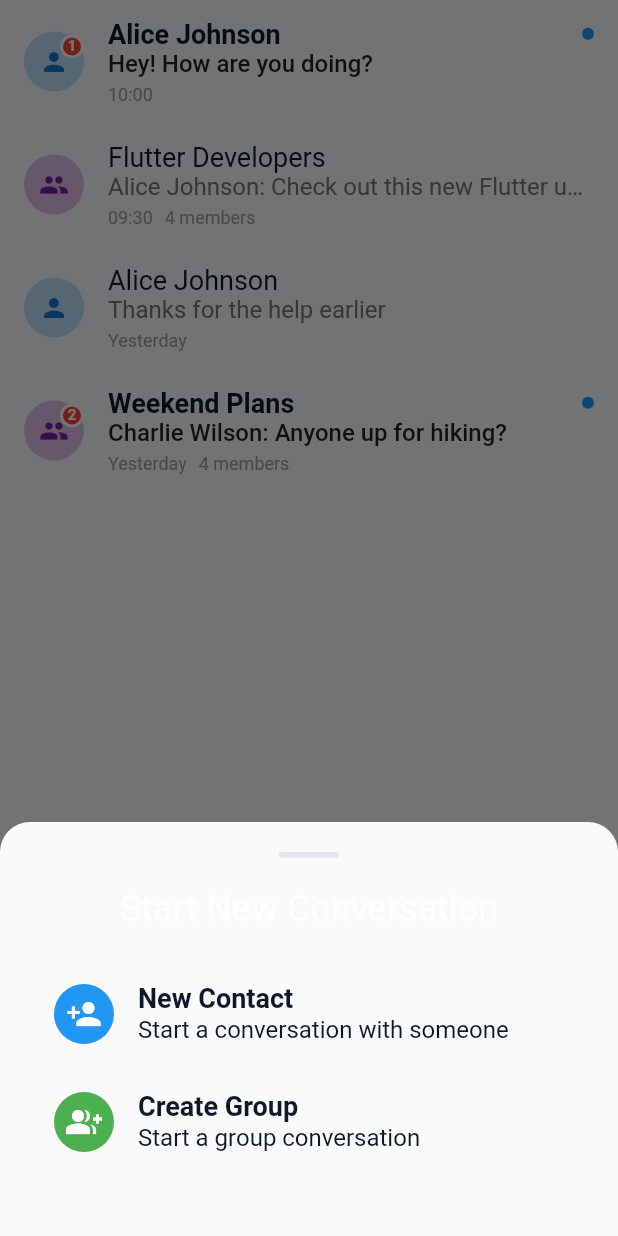
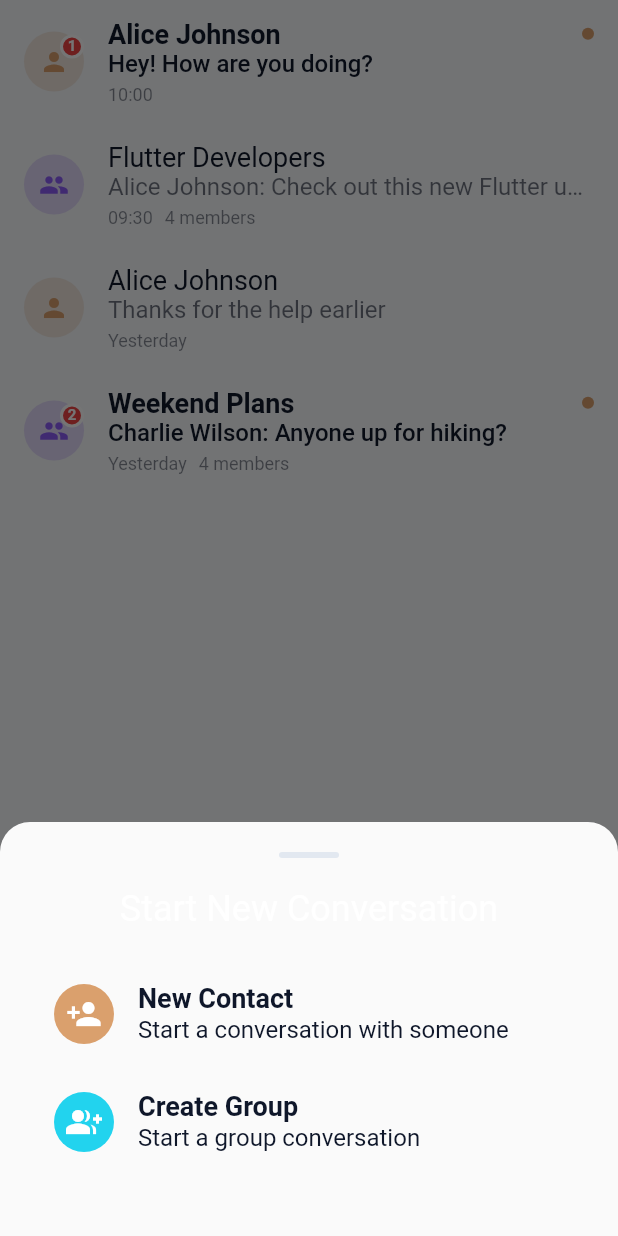
Before and after one commit to OscarIsorez/socialnet, a Flutter app: the ConversationsPage screen opened directly, after a tap on the "chat" icon, on a phone screen of 412 x 824 dp. Run offline on Flutter 3.47's test engine with Material 3 defaults, Android fonts, the phone set to English and light mode, and no system bars; our stand-ins replace cached_network_image, connectivity_plus, dartz, equatable, flutter_bloc, flutter_map and 5 more; accounts and stored records are empty.

Commit message:
feat: Update conversation UI to use Theme colors for improved consistency and accessibility

```diff
--- a/lib/presentation/widgets/messaging/conversation_avatar.dart
+++ b/lib/presentation/widgets/messaging/conversation_avatar.dart
@@ -19,8 +19,8 @@ class ConversationAvatar extends StatelessWidget {
         CircleAvatar(
           radius: size / 2,
           backgroundColor: conversation.isGroup
-              ? Colors.purple[100]
-              : Colors.blue[100],
+              ? Theme.of(context).colorScheme.tertiary.withValues(alpha: 0.2)
+              : Theme.of(context).colorScheme.primary.withValues(alpha: 0.2),
           backgroundImage: conversation.groupImageUrl != null
               ? NetworkImage(conversation.groupImageUrl!)
               : null,
@@ -28,8 +28,8 @@ class ConversationAvatar extends StatelessWidget {
               ? Icon(
                   conversation.isGroup ? Icons.group : Icons.person,
                   color: conversation.isGroup
-                      ? Colors.purple[700]
-                      : Colors.blue[700],
+                      ? Theme.of(context).colorScheme.tertiary
+                      : Theme.of(context).colorScheme.primary,
                   size: size * 0.5,
                 )
               : null,
@@ -41,17 +41,20 @@ class ConversationAvatar extends StatelessWidget {
             child: Container(
               padding: const EdgeInsets.all(2),
               decoration: BoxDecoration(
-                color: Colors.red,
+                color: Theme.of(context).colorScheme.error,
                 shape: BoxShape.circle,
-                border: Border.all(color: Colors.white, width: 2),
+                border: Border.all(
+                  color: Theme.of(context).colorScheme.surface,
+                  width: 2,
+                ),
               ),
               constraints: const BoxConstraints(minWidth: 16, minHeight: 16),
               child: Text(
                 conversation.unreadCount > 99
                     ? '99+'
                     : conversation.unreadCount.toString(),
-                style: const TextStyle(
-                  color: Colors.white,
+                style: TextStyle(
+                  color: Theme.of(context).colorScheme.onError,
                   fontSize: 10,
                   fontWeight: FontWeight.bold,
                 ),
--- a/lib/presentation/widgets/messaging/conversation_tile.dart
+++ b/lib/presentation/widgets/messaging/conversation_tile.dart
@@ -46,8 +46,8 @@ class ConversationTile extends StatelessWidget {
             Container(
               width: 8,
               height: 8,
-              decoration: const BoxDecoration(
-                color: Colors.blue,
+              decoration: BoxDecoration(
+                color: Theme.of(context).colorScheme.primary,
                 shape: BoxShape.circle,
               ),
             ),
@@ -62,8 +62,10 @@ class ConversationTile extends StatelessWidget {
             overflow: TextOverflow.ellipsis,
             style: TextStyle(
               color: conversation.unreadCount > 0
-                  ? Colors.black87
-                  : Colors.grey[600],
+                  ? Theme.of(context).colorScheme.onSurface
+                  : Theme.of(
+                      context,
+                    ).colorScheme.onSurface.withValues(alpha: 0.6),
               fontWeight: conversation.unreadCount > 0
                   ? FontWeight.w500
                   : FontWeight.normal,
@@ -74,13 +76,23 @@ class ConversationTile extends StatelessWidget {
             children: [
               Text(
                 timeText,
-                style: TextStyle(color: Colors.grey[500], fontSize: 12),
+                style: TextStyle(
+                  color: Theme.of(
+                    context,
+                  ).colorScheme.onSurface.withValues(alpha: 0.5),
+                  fontSize: 12,
+                ),
               ),
               if (conversation.isGroup) ...[
                 const SizedBox(width: 8),
                 Text(
                   '${conversation.memberCount} members',
-                  style: TextStyle(color: Colors.grey[500], fontSize: 12),
+                  style: TextStyle(
+                    color: Theme.of(
+                      context,
+                    ).colorScheme.onSurface.withValues(alpha: 0.5),
+                    fontSize: 12,
+                  ),
                 ),
               ],
             ],
--- a/lib/presentation/widgets/messaging/create_conversation_sheet.dart
+++ b/lib/presentation/widgets/messaging/create_conversation_sheet.dart
@@ -32,9 +32,12 @@ class CreateConversationSheet extends StatelessWidget {
           ),
           const SizedBox(height: 20),
           ListTile(
-            leading: const CircleAvatar(
-              backgroundColor: Colors.blue,
-              child: Icon(Icons.person_add, color: Colors.white),
+            leading: CircleAvatar(
+              backgroundColor: Theme.of(context).colorScheme.primary,
+              child: Icon(
+                Icons.person_add,
+                color: Theme.of(context).colorScheme.onPrimary,
+              ),
             ),
             title: const Text('New Contact'),
             subtitle: const Text('Start a conversation with someone'),
@@ -44,9 +47,12 @@ class CreateConversationSheet extends StatelessWidget {
             },
           ),
           ListTile(
-            leading: const CircleAvatar(
-              backgroundColor: Colors.green,
-              child: Icon(Icons.group_add, color: Colors.white),
+            leading: CircleAvatar(
+              backgroundColor: Theme.of(context).colorScheme.secondary,
+              child: Icon(
+                Icons.group_add,
+                color: Theme.of(context).colorScheme.onSecondary,
+              ),
             ),
             title: const Text('Create Group'),
             subtitle: const Text('Start a group conversation'),
```
